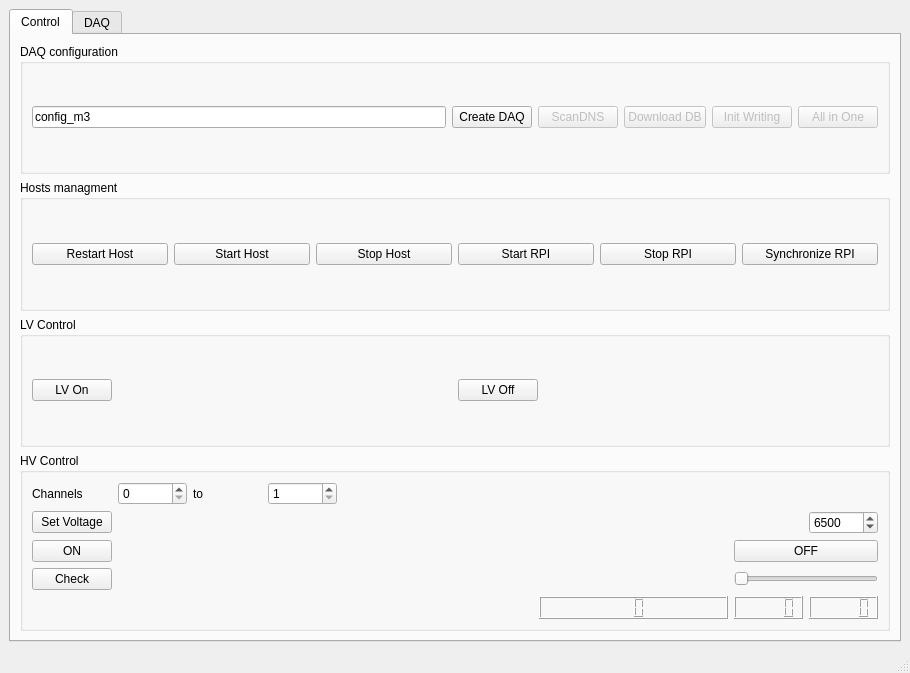
This is python/DaqUI.ui in mirabitl/SDHCAL as Qt 5 draws it before an edit. The edited form follows.
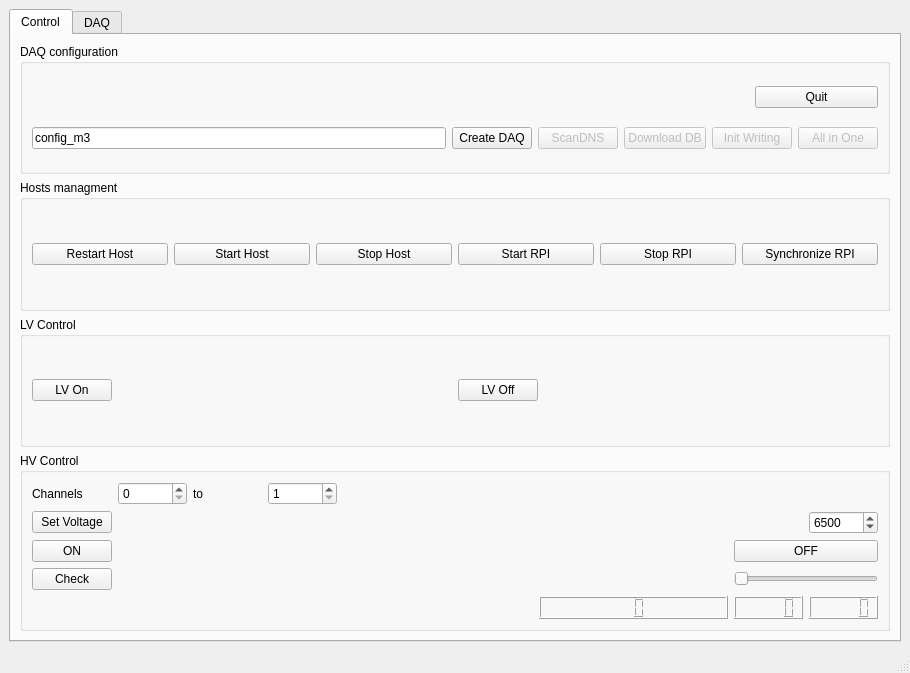
This is the edited form. The open tabs and pages were chosen to show the change.

```diff
--- a/python/DaqUI.ui
+++ b/python/DaqUI.ui
@@ -30,8 +30,28 @@
           <property name="title">
            <string>DAQ configuration</string>
           </property>
-          <layout class="QHBoxLayout" name="horizontalLayout_2">
-           <item>
+          <layout class="QGridLayout" name="gridLayout_2">
+           <item row="0" column="0" colspan="5">
+            <spacer name="horizontalSpacer">
+             <property name="orientation">
+              <enum>Qt::Horizontal</enum>
+             </property>
+             <property name="sizeHint" stdset="0">
+              <size>
+               <width>713</width>
+               <height>20</height>
+              </size>
+             </property>
+            </spacer>
+           </item>
+           <item row="0" column="5" colspan="2">
+            <widget class="QPushButton" name="pbQuit">
+             <property name="text">
+              <string>Quit</string>
+             </property>
+            </widget>
+           </item>
+           <item row="1" column="0">
             <widget class="QLineEdit" name="LEconfig">
              <property name="minimumSize">
               <size>
@@ -44,14 +64,14 @@
              </property>
             </widget>
            </item>
-           <item>
+           <item row="1" column="1">
             <widget class="QPushButton" name="PBCreateDaq">
              <property name="text">
               <string>Create DAQ</string>
              </property>
             </widget>
            </item>
-           <item>
+           <item row="1" column="2">
             <widget class="QPushButton" name="PBDiscoverDNS">
              <property name="enabled">
               <bool>false</bool>
@@ -61,7 +81,7 @@
              </property>
             </widget>
            </item>
-           <item>
+           <item row="1" column="3">
             <widget class="QPushButton" name="PBDownloadDB">
              <property name="enabled">
               <bool>false</bool>
@@ -71,7 +91,7 @@
              </property>
             </widget>
            </item>
-           <item>
+           <item row="1" column="4" colspan="2">
             <widget class="QPushButton" name="PBInitialiseWriter">
              <property name="enabled">
               <bool>false</bool>
@@ -81,7 +101,7 @@
              </property>
             </widget>
            </item>
-           <item>
+           <item row="1" column="6">
             <widget class="QPushButton" name="PBDiscover">
              <property name="enabled">
               <bool>false</bool>
```
Left out of the diff: 4 changed lines with no effect on the pictures.
